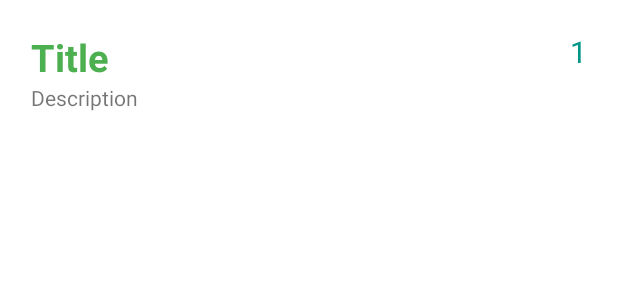
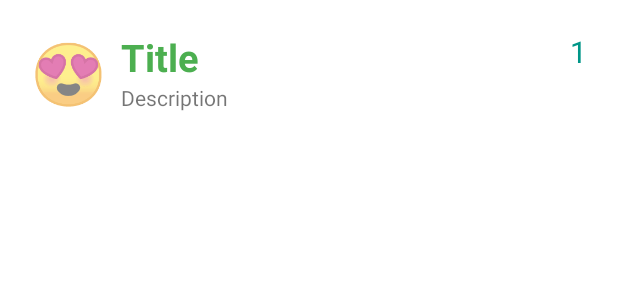
Before and after one commit to NastyaGatilova/VKR_note, an Android app: the layout dayifo_cell.xml on its own in the app's theme, with its tools: preview values and no code run, on a phone screen of 412 x 824 dp. Shown: the top 300 px of the screen. Run offline under Robolectric (Android 15) with nearby library versions, the phone set to English and light mode, and no system bars.

Commit message:
Добавлено отображение смайликов в списке Дневника

```diff
--- a/app/src/main/java/com/example/note_prob22/NoteDaysAdapter.java
+++ b/app/src/main/java/com/example/note_prob22/NoteDaysAdapter.java
@@ -29,10 +29,12 @@ public class NoteDaysAdapter extends ArrayAdapter<Record>
         TextView title = convertView.findViewById(R.id.cellTitle2);
         TextView desc = convertView.findViewById(R.id.cellDesc2);
         TextView date = convertView.findViewById(R.id.cellDate2);
+        TextView smile = convertView.findViewById(R.id.cellSmile2);
 
         title.setText(rec.getTitle());
         desc.setText(rec.getDescription());
         date.setText(rec.getDate());
+        smile.setText(rec.getSmile());
 
         return convertView;
     }
--- a/app/src/main/res/layout/dayifo_cell.xml
+++ b/app/src/main/res/layout/dayifo_cell.xml
@@ -22,6 +22,20 @@
             android:textSize="20sp" />
 
         <TextView
+            android:id="@+id/cellSmile2"
+            android:layout_width="wrap_content"
+            android:layout_height="wrap_content"
+            android:layout_alignParentStart="true"
+            android:layout_toStartOf="@+id/cellDate2"
+            android:ellipsize="end"
+            android:maxLines="1"
+            android:text="😍"
+            android:textSize="40sp"
+            android:textStyle="bold"
+
+            />
+
+        <TextView
             android:id="@+id/cellTitle2"
             android:layout_width="wrap_content"
             android:layout_height="wrap_content"
@@ -33,8 +47,10 @@
             android:textColor="@color/green"
             android:textSize="25sp"
             android:textStyle="bold"
+            android:layout_marginStart="60sp"
 
             />
+
 
         <TextView
             android:id="@+id/cellDesc2"
@@ -43,6 +59,7 @@
             android:layout_below="@+id/cellTitle2"
             android:text="Description"
             android:maxLines="1"
+            android:layout_marginStart="60sp"
             />
 
 
--- a/app/src/main/res/values/styles.xml
+++ b/app/src/main/res/values/styles.xml
@@ -8,4 +8,7 @@
         <item name="android:windowAnimationStyle">@android:style/Animation</item>
 
     </style>
+    <style name="LightXYPlot" parent="APDefacto.Light">
+        <item name="android:background">#FFFFFF</item>
+    </style>
 </resources>
```
Also changed, not shown: app/build.gradle (+11 -6 lines), app/src/main/java/com/example/note_prob22/AccountActivity.java (+75 -1 lines), app/src/main/java/com/example/note_prob22/DayInfoDetailActivity.java (+8 -0 lines), app/src/main/java/com/example/note_prob22/NoteDetailActivity.java (+6 -6 lines), app/src/main/res/layout/activity_account.xml (+18 -1 lines), app/src/main/res/xml/ine_point_formatter_with_labels_2.xml (added, +8 -0 lines), app/src/main/res/xml/line_point_formatter_with_labels.xml (added, +8 -0 lines), build.gradle (line endings or trailing spaces).
